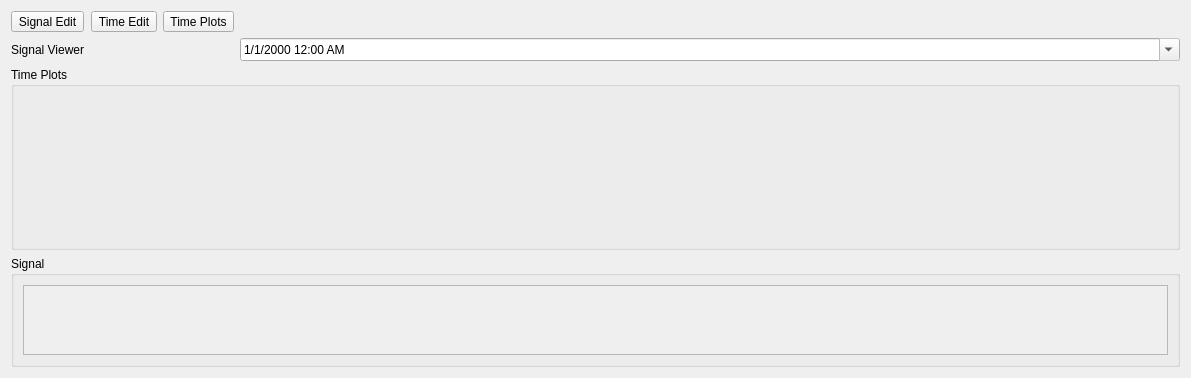
This is Codes/PyStripTool.ui in lisazacarias/PyStripTool as Qt 5 draws it before an edit. The edited form follows.
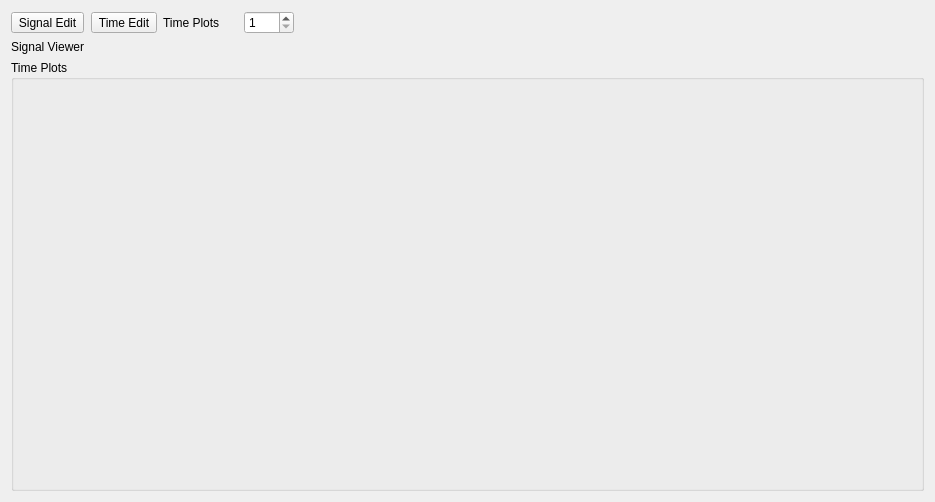
This is the edited form.

Commit message: Cleaned up uis. Started adding code to add time plots.

Diff of the .ui file:
```diff
--- a/Codes/PyStripTool.ui
+++ b/Codes/PyStripTool.ui
@@ -6,21 +6,14 @@
    <rect>
     <x>0</x>
     <y>0</y>
-    <width>1191</width>
-    <height>378</height>
+    <width>935</width>
+    <height>502</height>
    </rect>
   </property>
   <property name="windowTitle">
    <string>Form</string>
   </property>
   <layout class="QGridLayout" name="gridLayout">
-   <item row="1" column="0">
-    <widget class="QLabel" name="label">
-     <property name="text">
-      <string>Signal Viewer</string>
-     </property>
-    </widget>
-   </item>
    <item row="0" column="0">
     <widget class="QToolButton" name="signal_edit_tool_button">
      <property name="text">
@@ -28,7 +21,27 @@
      </property>
     </widget>
    </item>
-   <item row="2" column="0" colspan="4">
+   <item row="2" column="0">
+    <widget class="QLabel" name="label">
+     <property name="text">
+      <string>Signal Viewer</string>
+     </property>
+    </widget>
+   </item>
+   <item row="0" column="2">
+    <widget class="QLabel" name="timeplots_number_label">
+     <property name="maximumSize">
+      <size>
+       <width>75</width>
+       <height>16777215</height>
+      </size>
+     </property>
+     <property name="text">
+      <string>Time Plots</string>
+     </property>
+    </widget>
+   </item>
+   <item row="3" column="0" colspan="5">
     <widget class="QGroupBox" name="time_plots_layout">
      <property name="sizePolicy">
       <sizepolicy hsizetype="Minimum" vsizetype="Expanding">
@@ -46,56 +59,6 @@
      </layout>
     </widget>
    </item>
-   <item row="3" column="0" rowspan="3" colspan="4">
-    <widget class="QGroupBox" name="signal_manipulation_group_box">
-     <property name="title">
-      <string>Signal</string>
-     </property>
-     <layout class="QGridLayout" name="gridLayout_2">
-      <item row="0" column="0" rowspan="2">
-       <widget class="QScrollArea" name="signal_scroll_area">
-        <property name="widgetResizable">
-         <bool>true</bool>
-        </property>
-        <widget class="QWidget" name="scrollAreaWidgetContents">
-         <property name="geometry">
-          <rect>
-           <x>0</x>
-           <y>0</y>
-           <width>1135</width>
-           <height>105</height>
-          </rect>
-         </property>
-         <layout class="QVBoxLayout" name="verticalLayout">
-          <item>
-           <layout class="QVBoxLayout" name="SignalLayout_2"/>
-          </item>
-         </layout>
-        </widget>
-       </widget>
-      </item>
-     </layout>
-    </widget>
-   </item>
-   <item row="1" column="3">
-    <widget class="QDateTimeEdit" name="current_time_date">
-     <property name="toolTip">
-      <string>Current time</string>
-     </property>
-     <property name="readOnly">
-      <bool>true</bool>
-     </property>
-     <property name="currentSection">
-      <enum>QDateTimeEdit::MonthSection</enum>
-     </property>
-     <property name="displayFormat">
-      <string>M/d/yyyy h:mm AP</string>
-     </property>
-     <property name="calendarPopup">
-      <bool>true</bool>
-     </property>
-    </widget>
-   </item>
    <item row="0" column="1">
     <widget class="QToolButton" name="time_edit_tool_button">
      <property name="text">
@@ -103,10 +66,19 @@
      </property>
     </widget>
    </item>
-   <item row="0" column="2">
-    <widget class="QToolButton" name="time_plots_tool_button">
-     <property name="text">
-      <string>Time Plots</string>
+   <item row="0" column="3">
+    <widget class="QSpinBox" name="timeplots_number_spinbox">
+     <property name="maximumSize">
+      <size>
+       <width>50</width>
+       <height>16777215</height>
+      </size>
+     </property>
+     <property name="minimum">
+      <number>1</number>
+     </property>
+     <property name="maximum">
+      <number>12</number>
      </property>
     </widget>
    </item>
```
Left out of the diff: 2 changed lines with no effect on the pictures. The commit also changes 6 other files.
